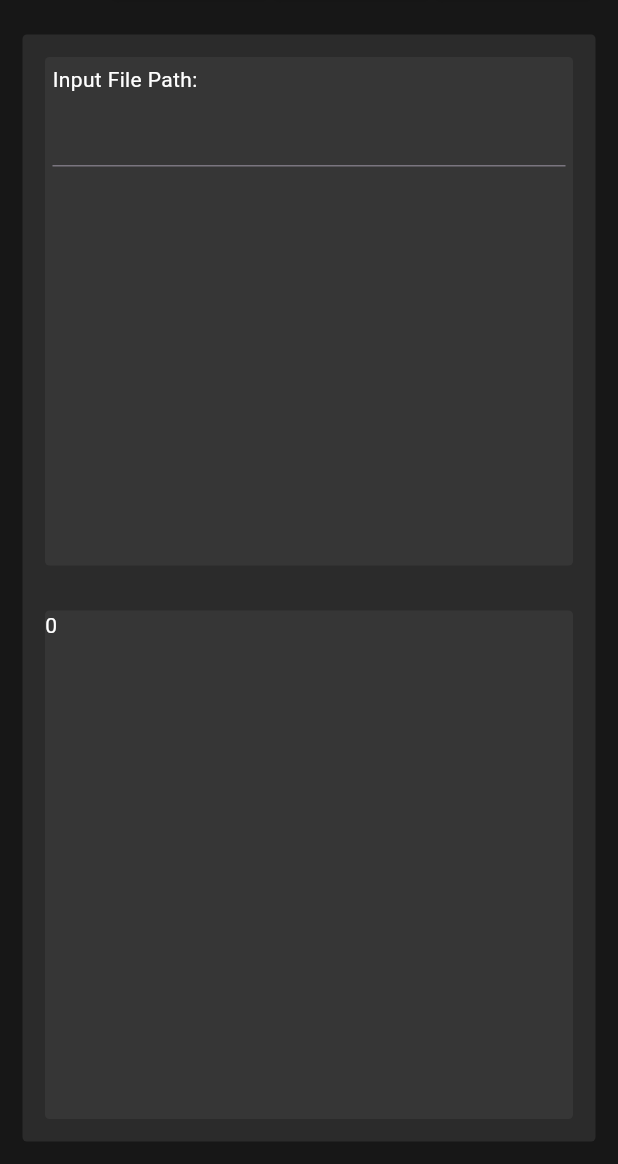
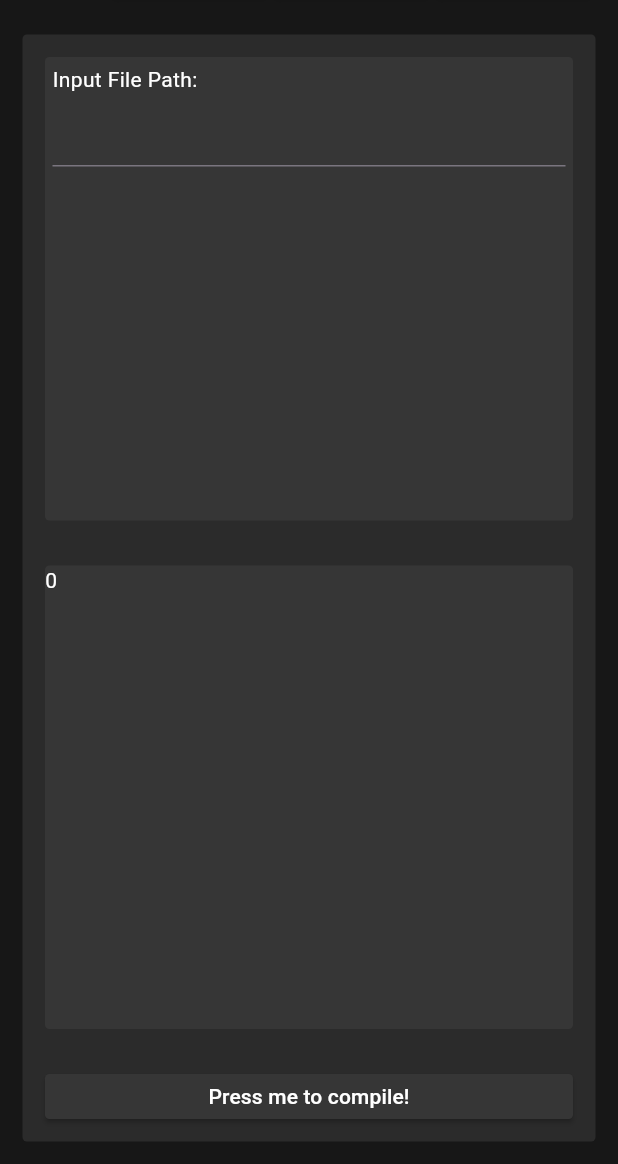
Before and after one commit to DanielRodriguezAriza/mpupgui, a Flutter app: the CompilerMenu screen opened by its route, on a phone screen of 412 x 824 dp, the part 72-1236 px from its top. Run offline on Flutter 3.47's test engine with Material 3 defaults, Android fonts, the phone set to English and light mode, and no system bars.

Commit message:
Added button to execute file processing
This button will be the one in charge of executing compilation and decompilation on the corresponding screens.

```diff
--- a/mpupgui/lib/widgets/mpup_file_processor.dart
+++ b/mpupgui/lib/widgets/mpup_file_processor.dart
@@ -1,5 +1,6 @@
 import 'package:flutter/material.dart';
 import 'package:mpupgui/data/language_manager.dart';
+import 'package:mpupgui/widgets/mpup_button.dart';
 import 'package:mpupgui/widgets/mpup_container.dart';
 import 'package:mpupgui/widgets/mpup_text_field.dart';
 
@@ -47,6 +48,15 @@ class _MagickaPupFileProcessorState extends State<MagickaPupFileProcessor> {
               child: MagickaPupText(text: "0"),
             )
         ),
+        MagickaPupContainer(
+          width: MediaQuery.of(context).size.width,
+          height: 30,
+          child: MagickaPupButton(
+              text: "Press me to compile!",
+              colorIndex: 2,
+              onPressed: (){}
+          )
+        ),
       ],
     );
   }
```
